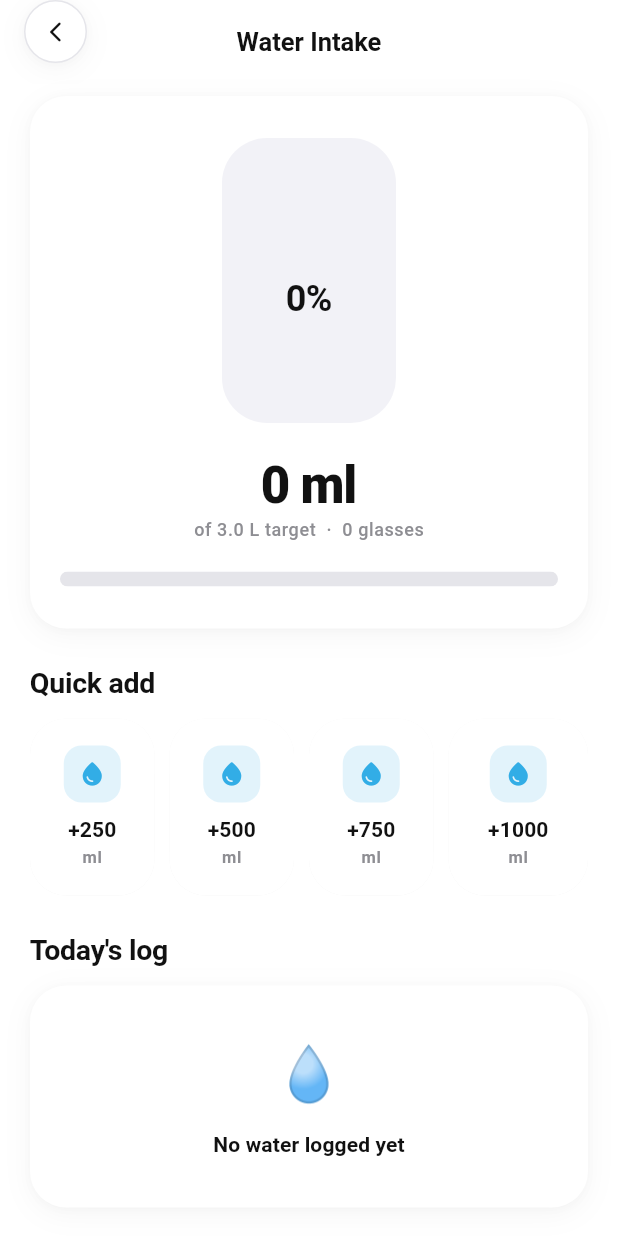
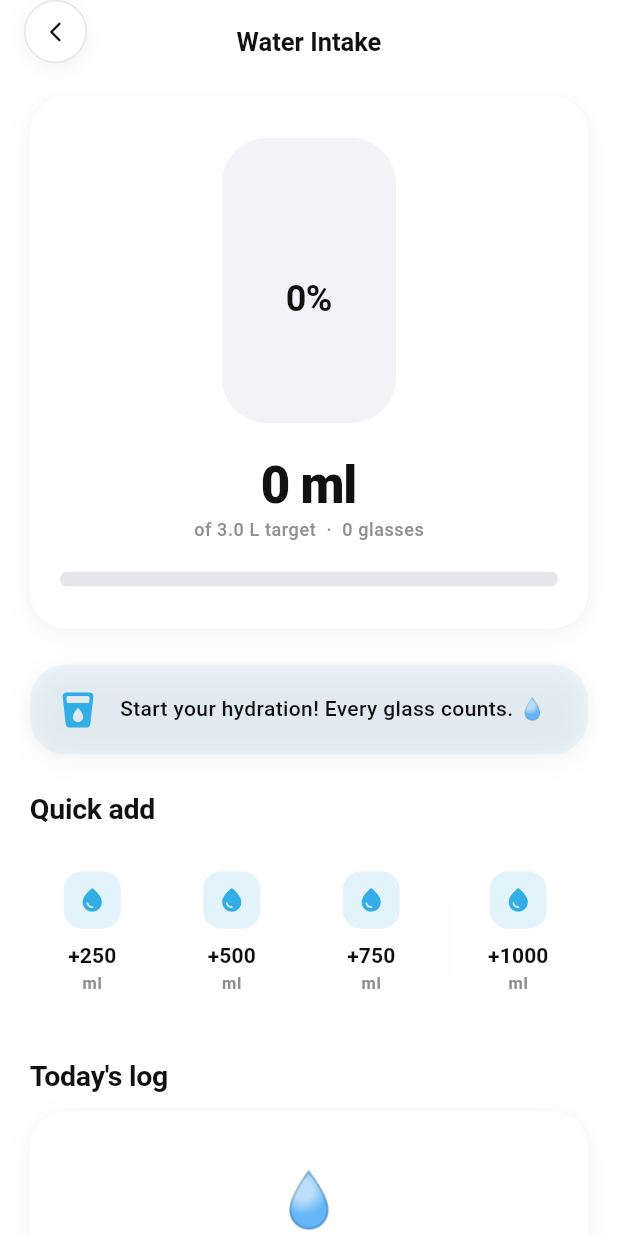
Before and after one commit to gitworld08210/Rapgate, a Flutter app: the WaterTrackerScreen screen opened directly, on a phone screen of 412 x 824 dp. Run offline on Flutter 3.47's test engine with Material 3 defaults, Android fonts, the phone set to English and light mode, and no system bars; our stand-ins replace camera, flutter_local_notifications, image_picker, qr_flutter, sensors_plus, supabase_flutter; missing offline and left inert: google_mlkit_pose_detection, mobile_scanner; accounts and stored records are empty; statements that could not run were skipped.

Commit message:
feat: add onboarding input validation and water tracker motivational message
- Add age (13-120), weight (20-300 kg), height (100-250 cm) validation
  to onboarding body stats page with inline error messages
- Block progression when fields contain invalid values
- Add motivational message section to water tracker that changes
  based on current hydration progress

```diff
--- a/lib/screens/water/water_tracker_screen.dart
+++ b/lib/screens/water/water_tracker_screen.dart
@@ -114,6 +114,38 @@ class WaterTrackerScreen extends StatelessWidget {
 
           const SizedBox(height: AppSpacing.xxl),
 
+          // ---------- Motivational message ----------
+          SoftCard(
+            color: progress >= 1.0
+                ? AppColors.pastelGreen
+                : AppColors.water.withOpacity(0.08),
+            padding: const EdgeInsets.symmetric(vertical: 16, horizontal: 18),
+            child: Row(
+              children: [
+                Icon(
+                  progress >= 1.0
+                      ? Icons.emoji_events_rounded
+                      : Icons.local_drink_rounded,
+                  color: progress >= 1.0
+                      ? const Color(0xFF4CAF50)
+                      : AppColors.water,
+                  size: 28,
+                ),
+                const SizedBox(width: 14),
+                Expanded(
+                  child: Text(
+                    _motivationalMessage(progress),
+                    style: Theme.of(context).textTheme.bodyMedium?.copyWith(
+                          fontWeight: FontWeight.w500,
+                        ),
+                  ),
+                ),
+              ],
+            ),
+          ),
+
+          const SizedBox(height: AppSpacing.xxl),
+
           // ---------- Quick add ----------
           SectionHeader(title: 'Quick add'),
           Row(
@@ -213,3 +245,17 @@ class WaterTrackerScreen extends StatelessWidget {
     );
   }
 }
+
+String _motivationalMessage(double progress) {
+  if (progress >= 1.0) {
+    return 'Goal reached! Great job staying hydrated today! 🎉';
+  } else if (progress >= 0.75) {
+    return 'Almost there! Just a bit more to hit your goal. 🎯';
+  } else if (progress >= 0.5) {
+    return 'Halfway there! You are doing great. 🌊';
+  } else if (progress >= 0.25) {
+    return 'Good start! Keep sipping throughout the day. 👍';
+  } else {
+    return 'Start your hydration! Every glass counts. 💧';
+  }
+}
```
Also changed, not shown: lib/screens/profile/onboarding_screen.dart (+45 -7 lines).
